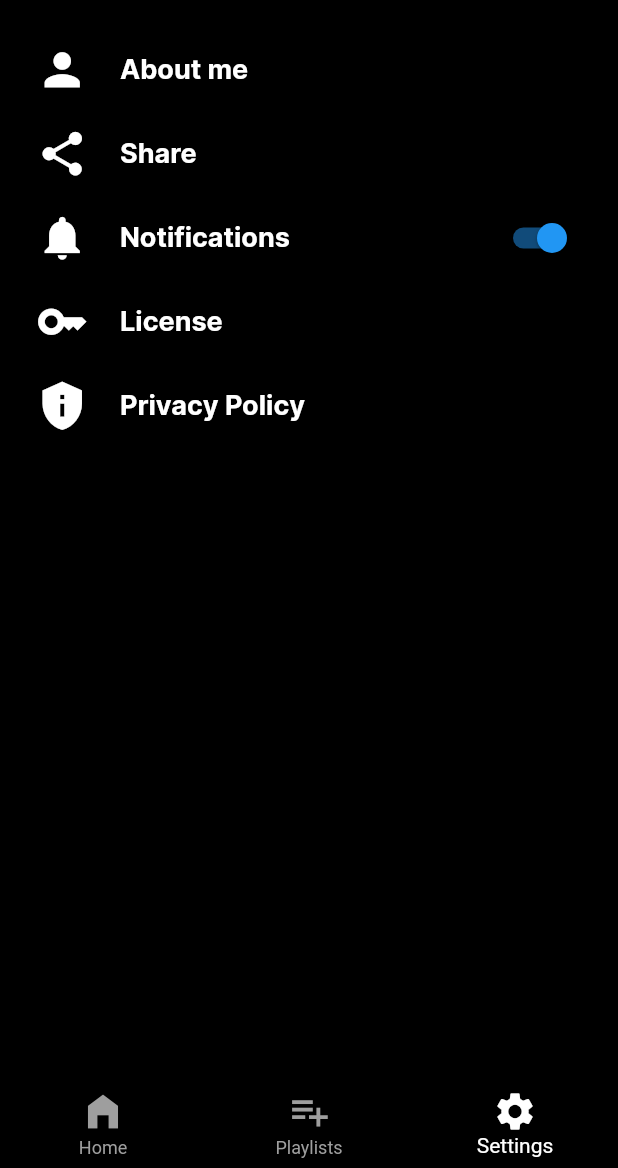
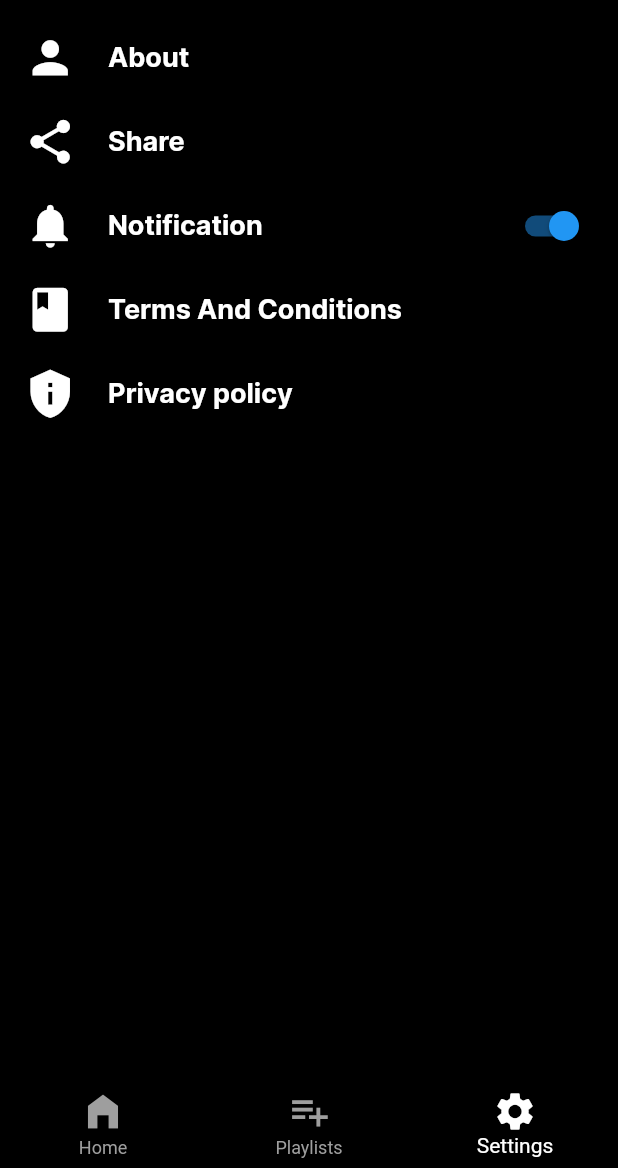
Before and after one commit to sinan70257/musify, a Flutter app: the screen it shows after launch, item 3 of the bottom bar chosen, on a phone screen of 412 x 824 dp, the part 68-1236 px from its top. Run offline on Flutter 3.47's test engine with Material 2 defaults, Android fonts, the phone set to English and light mode, and no system bars; our stand-ins replace assets_audio_player, audio_video_progress_bar, flutter_markdown, flutter_spinkit, flutter_switch, hive and 4 more; accounts and stored records are empty.

Commit message:
new commit

```diff
--- a/lib/screens/Favourites.dart
+++ b/lib/screens/Favourites.dart
@@ -128,6 +128,8 @@ class _FavouritesState extends State<Favourites> {
                               builder: ((context) => NowPlaying2())));
                     }),
                     leading: QueryArtworkWidget(
+                      artworkHeight: 55,
+                      artworkWidth: 55,
                       id: allDbsongs[index].id!,
                       type: ArtworkType.AUDIO,
                       artworkFit: BoxFit.cover,
--- a/lib/screens/Settings.dart
+++ b/lib/screens/Settings.dart
@@ -1,7 +1,7 @@
 import 'package:flutter/material.dart';
 import 'package:flutter/src/widgets/container.dart';
 import 'package:flutter/src/widgets/framework.dart';
-import 'package:musik/widgets/SettingList2.dart';
+
 import 'package:musik/widgets/SettingsList.dart';
 
 import '../widgets/FloatingControler.dart';
@@ -35,7 +35,7 @@ class Settings extends StatelessWidget {
         ),
       ),
       backgroundColor: Colors.black,
-      body: SettingList2(),
+      body: SettingsList(),
       // bottomSheet: FloatingController(),
     );
   }
--- a/lib/screens/mostlyPlayed.dart
+++ b/lib/screens/mostlyPlayed.dart
@@ -123,11 +123,13 @@ class _mostlyPlayedState extends State<mostlyPlayed> {
                         );
                       }),
                       leading: QueryArtworkWidget(
+                        artworkHeight: 55,
+                        artworkWidth: 55,
                         id: finalpmsongs[index].id,
                         type: ArtworkType.AUDIO,
                         artworkFit: BoxFit.cover,
                         artworkQuality: FilterQuality.high,
-                        size: 2000,
+                        size: 200,
                         quality: 100,
                         artworkBorder: BorderRadius.circular(10),
                         nullArtworkWidget: ClipRRect(
--- a/lib/screens/recentlyPlayedScreen.dart
+++ b/lib/screens/recentlyPlayedScreen.dart
@@ -124,6 +124,8 @@ class _recentlyPlayedState extends State<recentlyPlayed> {
                 return ListTile(
                   onTap: () {},
                   leading: QueryArtworkWidget(
+                    artworkHeight: 55,
+                    artworkWidth: 55,
                     id: rsongs[index].id!,
                     type: ArtworkType.AUDIO,
                     artworkFit: BoxFit.cover,
--- a/lib/screens/searchScreen.dart
+++ b/lib/screens/searchScreen.dart
@@ -121,6 +121,8 @@ class _ScreenSearchState extends State<ScreenSearch> {
                       );
                     },
                     leading: QueryArtworkWidget(
+                      artworkHeight: 55,
+                      artworkWidth: 55,
                       id: another[index].id!,
                       type: ArtworkType.AUDIO,
                       artworkFit: BoxFit.cover,
--- a/lib/widgets/AllSongs.dart
+++ b/lib/widgets/AllSongs.dart
@@ -97,6 +97,8 @@ class _allSongsScreenState extends State<allSongsScreen> {
                               builder: ((context) => NowPlaying2())));
                     }),
                     leading: QueryArtworkWidget(
+                      artworkHeight: 55,
+                      artworkWidth: 55,
                       id: songs.id!,
                       type: ArtworkType.AUDIO,
                       artworkFit: BoxFit.cover,
--- a/lib/widgets/FloatingControler.dart
+++ b/lib/widgets/FloatingControler.dart
@@ -63,8 +63,8 @@ class _FloatingControllerState extends State<FloatingController> {
                     id: int.parse(playing.audio.audio.metas.id!),
                     type: ArtworkType.AUDIO,
                     artworkBorder: BorderRadius.circular(5),
-                    artworkWidth: 60,
-                    artworkHeight: 60,
+                    artworkWidth: 55,
+                    artworkHeight: 55,
                     artworkQuality: FilterQuality.high,
                     size: 2000,
                     quality: 100,
--- a/lib/widgets/SettingList2.dart
+++ /dev/null
@@ -1,25 +0,0 @@
-import 'package:flutter/material.dart';
-import 'package:flutter/src/widgets/container.dart';
-import 'package:flutter/src/widgets/framework.dart';
-import 'package:musik/widgets/NotificationList.dart';
-import 'package:musik/widgets/SettingsList.dart';
-
-class SettingList2 extends StatelessWidget {
-  const SettingList2({super.key});
-
-  @override
-  Widget build(BuildContext context) {
-    return Padding(
-      padding: const EdgeInsets.all(8.0),
-      child: Column(
-        children: [
-          SettingsList(title: "About me", logo: Icons.person),
-          SettingsList(title: "Share", logo: Icons.share),
-          NotificationList(title: "Notifications", logo: Icons.notifications),
-          SettingsList(title: "License", logo: Icons.key),
-          SettingsList(title: "Privacy Policy", logo: Icons.privacy_tip),
-        ],
-      ),
-    );
-  }
-}
--- a/lib/widgets/SettingsList.dart
+++ b/lib/widgets/SettingsList.dart
@@ -1,31 +1,119 @@
 import 'package:flutter/material.dart';
 import 'package:flutter_switch/flutter_switch.dart';
+import 'package:musik/widgets/NotificationList.dart';
+import 'package:musik/widgets/popUp.dart';
+import 'package:share_plus/share_plus.dart';
 
 class SettingsList extends StatefulWidget {
-  SettingsList({super.key, required this.title, required this.logo});
-  final String title;
-  final IconData logo;
+  SettingsList({
+    super.key,
+  });
 
   @override
   State<SettingsList> createState() => _SettingsListState();
 }
 
 class _SettingsListState extends State<SettingsList> {
-
-
   @override
   Widget build(BuildContext context) {
     return Column(
+      children: [
+        Column(
           mainAxisSize: MainAxisSize.min,
           children: [
             ListTile(
-          leading: Icon(
-            widget.logo,
+              onTap: () {
+                showAboutDialog(
+                    context: context,
+                    applicationName: "musify.",
+                    applicationIcon: Image.asset(
+                      "assets/images/musify copy0.jpg",
+                      height: 32,
+                      width: 32,
+                    ),
+                    applicationVersion: "1.0.1",
+                    children: [
+                      const Text(
+                          "musify is an offline music player app which allows use to hear music from their local storage and also do functions like add to favorites , create playlists , recently played , mostly played etc."),
+                      const SizedBox(
+                        height: 10,
+                      ),
+                      const Text("App developed by Sinan S.")
+                    ]);
+              },
+              leading: const Icon(
+                Icons.person,
                 size: 35,
                 color: Colors.white,
               ),
-          title: Text(
-            widget.title,
+              title: const Text(
+                "About",
+                style: TextStyle(
+                    color: Colors.white,
+                    fontWeight: FontWeight.bold,
+                    fontFamily: "Inter",
+                    fontSize: 18),
+              ),
+            ),
+            ListTile(
+              onTap: () {
+                Share.share("https://github.com/sinan70257/musify",
+                    subject: "Github Repo Of This App");
+              },
+              leading: const Icon(
+                Icons.share,
+                size: 35,
+                color: Colors.white,
+              ),
+              title: const Text(
+                "Share",
+                style: TextStyle(
+                    color: Colors.white,
+                    fontWeight: FontWeight.bold,
+                    fontFamily: "Inter",
+                    fontSize: 18),
+              ),
+            ),
+            const NotificationList(
+                title: "Notification", logo: Icons.notifications),
+            ListTile(
+              onTap: () {
+                showDialog(
+                    context: context,
+                    builder: (builder) {
+                      return settingmenupopup(
+                          mdFilename: 'termsandconditons.md');
+                    });
+              },
+              leading: const Icon(
+                Icons.book,
+                size: 35,
+                color: Colors.white,
+              ),
+              title: const Text(
+                "Terms And Conditions",
+                style: TextStyle(
+                    color: Colors.white,
+                    fontWeight: FontWeight.bold,
+                    fontFamily: "Inter",
+                    fontSize: 18),
+              ),
+            ),
+            ListTile(
+              onTap: () {
+                showDialog(
+                    context: context,
+                    builder: (builder) {
+                      return settingmenupopup(mdFilename: 'privacypolicy.md');
+                    });
+              },
+              leading: const Icon(
+                Icons.privacy_tip,
+                size: 35,
+                color: Colors.white,
+              ),
+              title: const Text(
+                "Privacy policy",
                 style: TextStyle(
                     color: Colors.white,
                     fontWeight: FontWeight.bold,
@@ -34,6 +122,8 @@ class _SettingsListState extends State<SettingsList> {
               ),
             ),
           ],
+        ),
+      ],
     );
   }
 }
--- a/lib/widgets/playlists/screenPlaylist.dart
+++ b/lib/widgets/playlists/screenPlaylist.dart
@@ -135,6 +135,8 @@ class _ScreenPlaylistState extends State<ScreenPlaylist> {
                     MaterialPageRoute(builder: ((context) => playingNow()))); */
                   },
                   leading: QueryArtworkWidget(
+                    artworkHeight: 55,
+                    artworkWidth: 55,
                     artworkFit: BoxFit.cover,
                     id: songs[index].id!,
                     type: ArtworkType.AUDIO,
--- a/pubspec.yaml
+++ b/pubspec.yaml
@@ -42,9 +42,11 @@ dependencies:
   audio_video_progress_bar: ^0.11.0
   assets_audio_player: ^3.0.5
   hive: ^2.2.1
+  share_plus: ^6.1.0
   shared_preferences: ^2.0.15
   hive_flutter: ^1.1.0
   on_audio_query: ^2.6.1
+  flutter_markdown: ^0.6.12
 
 
   marquee: ^2.2.1
```
Also changed, not shown: lib/widgets/popUp.dart (added, +57 -0 lines), pubspec.lock, 8 other files. Lines whose indentation alone changed are shown as unchanged.
